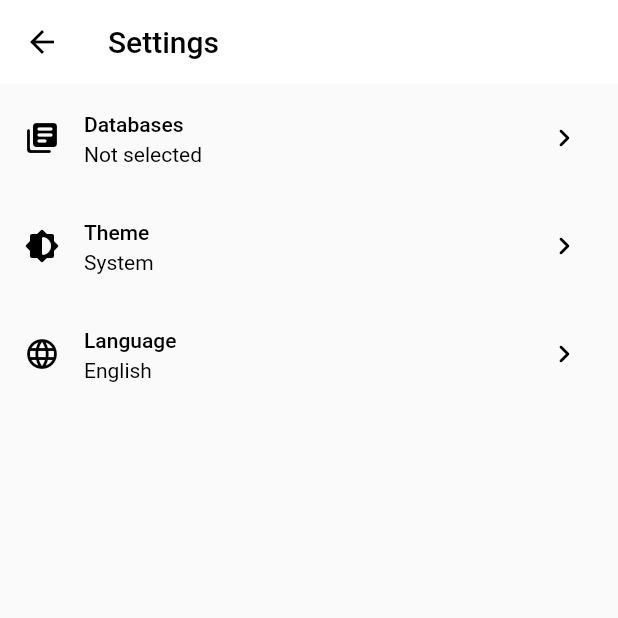
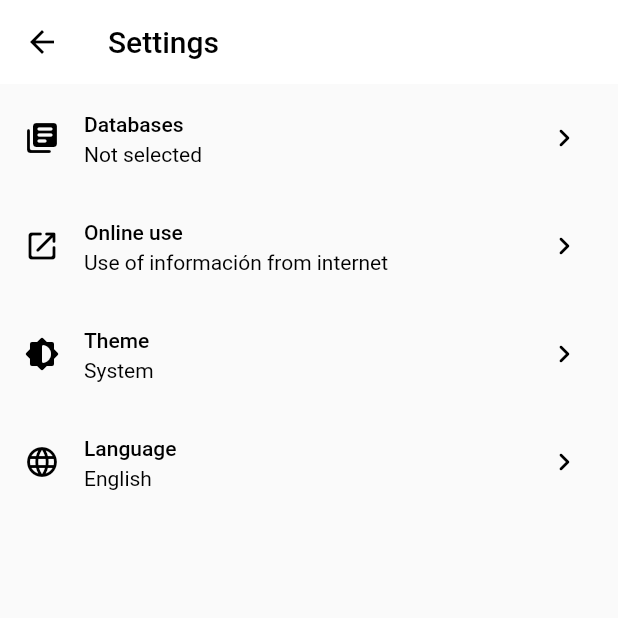
Before and after one commit to DamianAldair/guatini, a Flutter app: the SettingsPage screen opened directly, on a phone screen of 412 x 824 dp, the top half of it. Run offline on Flutter 3.47's test engine with Material 2 defaults, Android fonts, the phone set to English and light mode, and no system bars; our stand-ins replace adaptive_theme, audioplayers, card_swiper, dio, flutter_native_splash, font_awesome_flutter and 6 more; missing offline and left inert: dart:ffi, external_path, selectable, version, video_thumbnail; accounts and stored records are empty; generated files the repository leaves out were written again; project files that could hold a hidden picture were left out.

Commit message:
Wikipedia. online use page

```diff
--- a/lib/l10n/app_en.arb
+++ b/lib/l10n/app_en.arb
@@ -70,10 +70,16 @@
     "no": "No",
     "noDatabases": "No databases",
     "noRecentSearches": "There are no recent searches",
+    "noResults": "There are no results",
     "notSelected": "Not selected",
     "numberItemsSearchHistory": "Number of items in the search history",
     "numberSeggestions": "Number of suggestions on Home",
     "ok": "Ok",
+    "onlineAudio": "Online audio",
+    "onlineImage": "Online image",
+    "onlineUse": "Online use",
+    "onlineVideo": "Online video",
+    "onlineUseText": "Use of información from internet",
     "pause": "Pause",
     "play": "Play",
     "previousFolder": "Go to previous folder",
@@ -100,5 +106,6 @@
     "version": "Version",
     "video": "Video",
     "vulnerable": "Vulnerable",
+    "wikiSearch": "Search on Wikipedia",
     "yes": "Yes"
 }
--- a/lib/pages/settings_page.dart
+++ b/lib/pages/settings_page.dart
@@ -2,6 +2,7 @@ import 'package:flutter/material.dart';
 import 'package:flutter_gen/gen_l10n/app_localizations.dart';
 import 'package:guatini/pages/databases_page.dart';
 import 'package:guatini/pages/language_page.dart';
+import 'package:guatini/pages/online_page.dart';
 import 'package:guatini/pages/themes_page.dart';
 import 'package:guatini/providers/userpreferences_provider.dart';
 import 'package:guatini/util/parse.dart';
@@ -43,6 +44,16 @@ class SettingsPage extends StatelessWidget {
             ),
           ),
           ListTile(
+            leading: const Icon(Icons.open_in_new_rounded),
+            title: Text(AppLocalizations.of(context).onlineUse),
+            subtitle: Text(AppLocalizations.of(context).onlineUseText),
+            trailing: const Icon(Icons.chevron_right_rounded),
+            onTap: () => Navigator.push(
+              context,
+              MaterialPageRoute(builder: (_) => const OnlineUsePage()),
+            ),
+          ),
+          ListTile(
             leading: const Icon(Icons.brightness_6_rounded),
             title: Text(AppLocalizations.of(context).theme),
             subtitle: Text(parseTheme(context)),
--- a/lib/providers/userpreferences_provider.dart
+++ b/lib/providers/userpreferences_provider.dart
@@ -134,4 +134,36 @@ class UserPreferences {
     }
     _prefs!.setString(_keyLocale, locale.languageCode);
   }
+
+  // Online Use
+  final String _keyWikipediaOnline = 'wikipediaOnline';
+
+  bool get wikipediaOnline => _prefs!.getBool(_keyWikipediaOnline) ?? true;
+
+  set wikipediaOnline(bool online) =>
+      _prefs!.setBool(_keyWikipediaOnline, online);
+
+  final String _keyImageOnline = 'imageOnline';
+
+  bool get imageOnline => _prefs!.getBool(_keyImageOnline) ?? true;
+
+  set imageOnline(bool online) => _prefs!.setBool(_keyImageOnline, online);
+
+  final String _keyAudioOnline = 'audioOnline';
+
+  bool get audioOnline => _prefs!.getBool(_keyAudioOnline) ?? true;
+
+  set audioOnline(bool online) => _prefs!.setBool(_keyAudioOnline, online);
+
+  final String _keyVideoOnline = 'videoOnline';
+
+  bool get videoOnline => _prefs!.getBool(_keyVideoOnline) ?? true;
+
+  set videoOnline(bool online) => _prefs!.setBool(_keyVideoOnline, online);
+
+  final String _keyOpenWeb = 'openWeb';
+
+  bool get openWeb => _prefs!.getBool(_keyOpenWeb) ?? true;
+
+  set openWeb(bool online) => _prefs!.setBool(_keyOpenWeb, online);
 }
--- a/pubspec.yaml
+++ b/pubspec.yaml
@@ -13,6 +13,7 @@ dependencies:
     sdk: flutter
   intl: any
   cupertino_icons: ^1.0.2
+  font_awesome_flutter: ^10.3.0
   flutter_native_splash: ^2.2.8
   adaptive_theme: ^3.2.0
   card_swiper: ^2.0.4
```
Also changed, not shown: lib/l10n/app_es.arb (+8 -1 lines), lib/models/wiki_models.dart (added, +38 -0 lines), lib/pages/online_page.dart (added, +47 -0 lines), lib/pages/spacies_details_page.dart (+19 -0 lines), lib/pages/wiki_search_page.dart (added, +46 -0 lines), lib/providers/wikipedia_provider.dart (added, +23 -0 lines), pubspec.lock.
